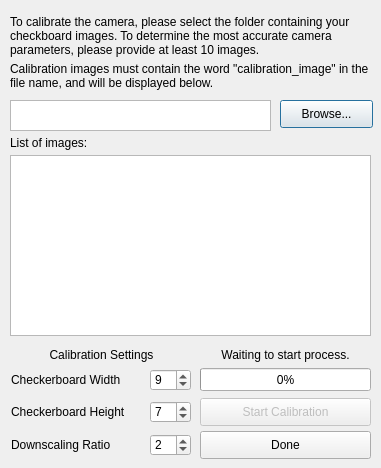
Before: the Qt Designer form gui/dialogCameraCalibration.ui in Spinarakk/defectmonitor, drawn with Qt 5.
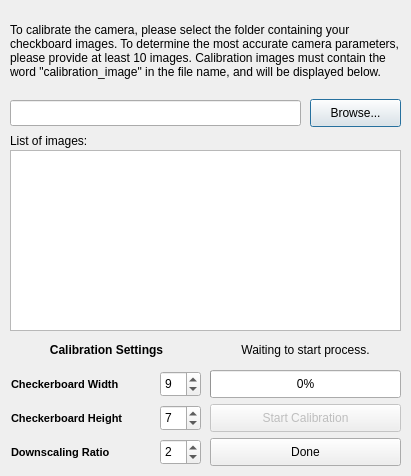
After: the same form once the commit is applied. Icons and pictures are not drawn.

Commit message: - Added closeEvent methods to all the dialog windows so that the program knows what to do if the user presses the X button - Linked the settings to the config.json file - Fixed the Display Image and Apply Correction checkboxes - CLAHE correction using random pictures appears to be buggy not sure why at the moment - Setup the Monash box with Python, PyCharm, PyQt and Basler SDK and the program runs no issues - Further increased my understanding of the calibration code

```diff
--- a/gui/dialogCameraCalibration.ui
+++ b/gui/dialogCameraCalibration.ui
@@ -6,22 +6,10 @@
    <rect>
     <x>0</x>
     <y>0</y>
-    <width>381</width>
-    <height>468</height>
+    <width>411</width>
+    <height>476</height>
    </rect>
   </property>
-  <property name="minimumSize">
-   <size>
-    <width>381</width>
-    <height>468</height>
-   </size>
-  </property>
-  <property name="maximumSize">
-   <size>
-    <width>381</width>
-    <height>468</height>
-   </size>
-  </property>
   <property name="windowTitle">
    <string>Camera Calibration</string>
   </property>
@@ -37,12 +25,12 @@
     <rect>
      <x>10</x>
      <y>10</y>
-     <width>361</width>
-     <height>51</height>
+     <width>391</width>
+     <height>81</height>
     </rect>
    </property>
    <property name="text">
-    <string>To calibrate the camera, please select the folder containing your checkboard images. To determine the most accurate camera parameters, please provide at least 10 images.</string>
+    <string>To calibrate the camera, please select the folder containing your checkboard images. To determine the most accurate camera parameters, please provide at least 10 images. Calibration images must contain the word &quot;calibration_image&quot; in the file name, and will be displayed below.</string>
    </property>
    <property name="scaledContents">
     <bool>false</bool>
@@ -54,9 +42,9 @@
   <widget class="QPushButton" name="buttonBrowse">
    <property name="geometry">
     <rect>
-     <x>280</x>
-     <y>100</y>
-     <width>93</width>
+     <x>310</x>
+     <y>99</y>
+     <width>91</width>
      <height>28</height>
     </rect>
    </property>
@@ -64,34 +52,15 @@
     <string>Browse...</string>
    </property>
   </widget>
-  <widget class="QTextBrowser" name="textFolderName">
-   <property name="geometry">
-    <rect>
-     <x>10</x>
-     <y>100</y>
-     <width>261</width>
-     <height>31</height>
-    </rect>
-   </property>
-   <property name="verticalScrollBarPolicy">
-    <enum>Qt::ScrollBarAlwaysOff</enum>
-   </property>
-   <property name="horizontalScrollBarPolicy">
-    <enum>Qt::ScrollBarAlwaysOff</enum>
-   </property>
-   <property name="lineWrapMode">
-    <enum>QTextEdit::NoWrap</enum>
-   </property>
-  </widget>
   <widget class="QPushButton" name="buttonStartCalibration">
    <property name="enabled">
     <bool>false</bool>
    </property>
    <property name="geometry">
     <rect>
-     <x>200</x>
-     <y>398</y>
-     <width>171</width>
+     <x>210</x>
+     <y>404</y>
+     <width>191</width>
      <height>28</height>
     </rect>
    </property>
@@ -102,9 +71,9 @@
   <widget class="QPushButton" name="buttonDone">
    <property name="geometry">
     <rect>
-     <x>200</x>
-     <y>431</y>
-     <width>171</width>
+     <x>210</x>
+     <y>438</y>
+     <width>191</width>
      <height>28</height>
     </rect>
    </property>
@@ -115,10 +84,10 @@
   <widget class="QProgressBar" name="progressBar">
    <property name="geometry">
     <rect>
-     <x>200</x>
-     <y>368</y>
-     <width>171</width>
-     <height>23</height>
+     <x>210</x>
+     <y>370</y>
+     <width>191</width>
+     <height>28</height>
     </rect>
    </property>
    <property name="value">
@@ -134,10 +103,10 @@
   <widget class="QLabel" name="labelProgress">
    <property name="geometry">
     <rect>
-     <x>200</x>
-     <y>344</y>
-     <width>171</width>
-     <height>21</height>
+     <x>210</x>
+     <y>336</y>
+     <width>191</width>
+     <height>28</height>
     </rect>
    </property>
    <property name="text">
@@ -147,29 +116,13 @@
     <set>Qt::AlignCenter</set>
    </property>
   </widget>
-  <widget class="QLabel" name="labelInformation2">
-   <property name="geometry">
-    <rect>
-     <x>10</x>
-     <y>60</y>
-     <width>361</width>
-     <height>31</height>
-    </rect>
-   </property>
-   <property name="text">
-    <string>Calibration images must contain the word &quot;calibration_image&quot; in the file name, and will be displayed below.</string>
-   </property>
-   <property name="wordWrap">
-    <bool>true</bool>
-   </property>
-  </widget>
   <widget class="QLabel" name="labelImages">
    <property name="geometry">
     <rect>
      <x>10</x>
-     <y>135</y>
+     <y>130</y>
      <width>221</width>
-     <height>16</height>
+     <height>21</height>
     </rect>
    </property>
    <property name="text">
@@ -180,21 +133,32 @@
    <property name="geometry">
     <rect>
      <x>10</x>
-     <y>155</y>
-     <width>361</width>
+     <y>150</y>
+     <width>391</width>
      <height>181</height>
     </rect>
    </property>
+   <property name="font">
+    <font>
+     <pointsize>8</pointsize>
+    </font>
+   </property>
   </widget>
   <widget class="QLabel" name="label1">
    <property name="geometry">
     <rect>
      <x>11</x>
-     <y>344</y>
-     <width>181</width>
-     <height>21</height>
+     <y>336</y>
+     <width>191</width>
+     <height>28</height>
     </rect>
    </property>
+   <property name="font">
+    <font>
+     <weight>75</weight>
+     <bold>true</bold>
+    </font>
+   </property>
    <property name="text">
     <string>Calibration Settings</string>
    </property>
@@ -206,11 +170,18 @@
    <property name="geometry">
     <rect>
      <x>11</x>
-     <y>368</y>
-     <width>116</width>
-     <height>23</height>
+     <y>370</y>
+     <width>141</width>
+     <height>28</height>
     </rect>
    </property>
+   <property name="font">
+    <font>
+     <pointsize>8</pointsize>
+     <weight>75</weight>
+     <bold>true</bold>
+    </font>
+   </property>
    <property name="toolTip">
     <string>Sets the number of squares the width of the checkerboard has.</string>
    </property>
@@ -222,11 +193,18 @@
    <property name="geometry">
     <rect>
      <x>11</x>
-     <y>398</y>
-     <width>119</width>
+     <y>404</y>
+     <width>141</width>
      <height>28</height>
     </rect>
    </property>
+   <property name="font">
+    <font>
+     <pointsize>8</pointsize>
+     <weight>75</weight>
+     <bold>true</bold>
+    </font>
+   </property>
    <property name="toolTip">
     <string>Sets the number of squares the height of the checkerboard has.</string>
    </property>
@@ -238,11 +216,18 @@
    <property name="geometry">
     <rect>
      <x>11</x>
-     <y>431</y>
-     <width>104</width>
+     <y>438</y>
+     <width>141</width>
      <height>28</height>
     </rect>
    </property>
+   <property name="font">
+    <font>
+     <pointsize>8</pointsize>
+     <weight>75</weight>
+     <bold>true</bold>
+    </font>
+   </property>
    <property name="toolTip">
     <string>Sets the downscaling ratio to use to speed up calibration but reduce accuracy.</string>
    </property>
@@ -253,10 +238,10 @@
   <widget class="QSpinBox" name="spinWidth">
    <property name="geometry">
     <rect>
-     <x>150</x>
-     <y>369</y>
+     <x>160</x>
+     <y>371</y>
      <width>41</width>
-     <height>22</height>
+     <height>26</height>
     </rect>
    </property>
    <property name="toolTip">
@@ -275,10 +260,10 @@
   <widget class="QSpinBox" name="spinHeight">
    <property name="geometry">
     <rect>
-     <x>150</x>
-     <y>401</y>
+     <x>160</x>
+     <y>405</y>
      <width>41</width>
-     <height>22</height>
+     <height>26</height>
     </rect>
    </property>
    <property name="toolTip">
@@ -297,10 +282,10 @@
   <widget class="QSpinBox" name="spinRatio">
    <property name="geometry">
     <rect>
-     <x>150</x>
-     <y>434</y>
+     <x>160</x>
+     <y>439</y>
      <width>41</width>
-     <height>22</height>
+     <height>26</height>
     </rect>
    </property>
    <property name="toolTip">
@@ -316,6 +301,19 @@
     <number>2</number>
    </property>
   </widget>
+  <widget class="QLineEdit" name="lineCalibrationFolder">
+   <property name="geometry">
+    <rect>
+     <x>10</x>
+     <y>100</y>
+     <width>291</width>
+     <height>26</height>
+    </rect>
+   </property>
+   <property name="readOnly">
+    <bool>true</bool>
+   </property>
+  </widget>
  </widget>
  <resources>
   <include location="icons.qrc"/>
```
Left out of the diff: 2 changed lines with no effect on the pictures. The commit also changes 17 other files.
